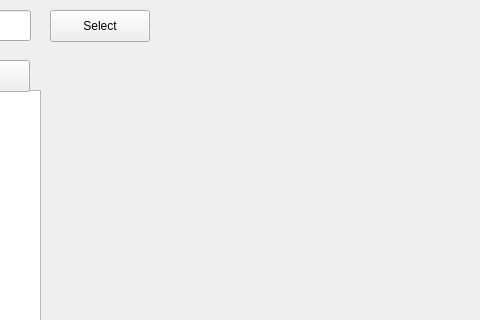
Old version of the form Qt_C++Demo/HelloQt6/mainwindow.ui in the repository Odasoken/pearlStoneOcr; both pictures show x 320 to 800 and y 0 to 320 of the 800 by 600 pixel window.
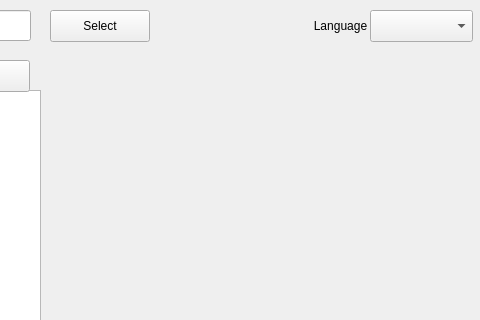
New version of the form.

Commit message: add Korean language support

What changed in the file:
```diff
--- a/Qt_C++Demo/HelloQt6/mainwindow.ui
+++ b/Qt_C++Demo/HelloQt6/mainwindow.ui
@@ -99,6 +99,32 @@
      <string/>
     </property>
    </widget>
+   <widget class="QComboBox" name="comboBox">
+    <property name="geometry">
+     <rect>
+      <x>690</x>
+      <y>10</y>
+      <width>103</width>
+      <height>32</height>
+     </rect>
+    </property>
+   </widget>
+   <widget class="QLabel" name="label_2">
+    <property name="geometry">
+     <rect>
+      <x>630</x>
+      <y>10</y>
+      <width>61</width>
+      <height>31</height>
+     </rect>
+    </property>
+    <property name="text">
+     <string>Language</string>
+    </property>
+    <property name="alignment">
+     <set>Qt::AlignCenter</set>
+    </property>
+   </widget>
   </widget>
   <widget class="QMenuBar" name="menubar">
    <property name="geometry">
```
The commit also changes 10 other files.
